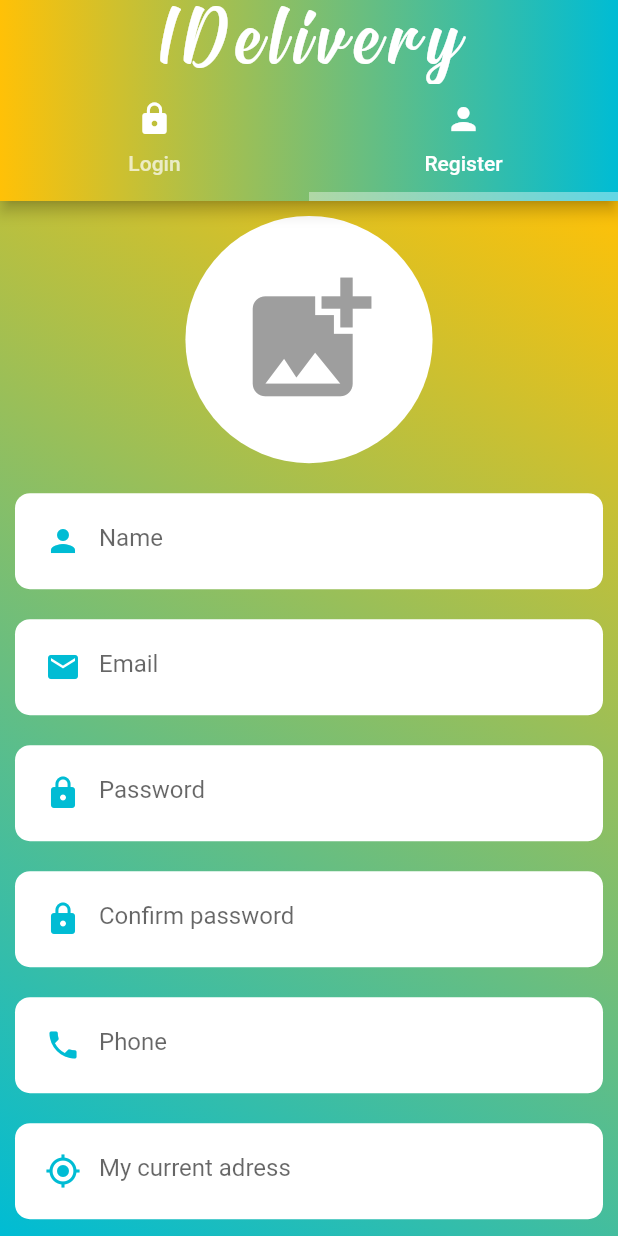
After one commit to alexpays99/flutter_riders_food_delivery_app, a Flutter app: the AuthScren screen opened directly, tab 2 chosen, after a tap on the "add photo alternate" icon, on a phone screen of 412 x 824 dp. The commit adds this screen. Run offline on Flutter 3.47's test engine with Material 2 defaults, Android fonts, the phone set to English and light mode, and no system bars; our stand-ins replace cloud_firestore, firebase_auth, firebase_core, firebase_storage, geocoding, geolocator and 2 more; accounts and stored records are empty.

Commit message:
allow riders to sigh-up and sign-in

```diff
--- /dev/null
+++ b/lib/authentication/auth_screen.dart
@@ -0,0 +1,86 @@
+import 'package:flutter/material.dart';
+import 'package:riders_app/authentication/login_screen.dart';
+import 'package:riders_app/authentication/register_screen.dart';
+
+class AuthScren extends StatefulWidget {
+  const AuthScren({Key? key}) : super(key: key);
+
+  @override
+  State<AuthScren> createState() => _AuthScrenState();
+}
+
+class _AuthScrenState extends State<AuthScren> {
+  @override
+  Widget build(BuildContext context) {
+    return DefaultTabController(
+      length: 2,
+      child: Scaffold(
+        appBar: AppBar(
+          flexibleSpace: Container(
+            decoration: const BoxDecoration(
+              gradient: LinearGradient(
+                colors: [
+                  Colors.amber,
+                  Colors.cyan,
+                ],
+                begin: FractionalOffset(0.0, 0.0),
+                end: FractionalOffset(1.0, 0.0),
+                stops: [0.0, 1.0],
+                tileMode: TileMode.clamp,
+              ),
+            ),
+          ),
+          automaticallyImplyLeading: false,
+          title: const Text(
+            'IDelivery',
+            style: TextStyle(
+              fontSize: 60,
+              color: Colors.white,
+              fontFamily: 'Signatra',
+              letterSpacing: 6,
+            ),
+          ),
+          centerTitle: true,
+          bottom: const TabBar(
+            tabs: [
+              Tab(
+                icon: Icon(
+                  Icons.lock,
+                  color: Colors.white,
+                ),
+                text: 'Login',
+              ),
+              Tab(
+                icon: Icon(
+                  Icons.person,
+                  color: Colors.white,
+                ),
+                text: 'Register',
+              ),
+            ],
+            indicatorColor: Colors.white38,
+            indicatorWeight: 6,
+          ),
+        ),
+        body: Container(
+          decoration: const BoxDecoration(
+            gradient: LinearGradient(
+              begin: Alignment.topRight,
+              end: Alignment.bottomLeft,
+              colors: [
+                Colors.amber,
+                Colors.cyan,
+              ],
+            ),
+          ),
+          child: const TabBarView(
+            children: [
+              LoginScreen(),
+              RegisterScreen(),
+            ],
+          ),
+        ),
+      ),
+    );
+  }
+}
--- /dev/null
+++ b/lib/authentication/login_screen.dart
@@ -0,0 +1,159 @@
+import 'package:cloud_firestore/cloud_firestore.dart';
+import 'package:firebase_auth/firebase_auth.dart';
+import 'package:flutter/material.dart';
+import 'package:flutter/widgets.dart';
+import 'package:riders_app/global/global.dart';
+import 'package:riders_app/widgets/custom_text_field.dart';
+import 'package:riders_app/widgets/error_dialog.dart';
+import 'package:riders_app/widgets/loading_dialog.dart';
+import 'package:shared_preferences/shared_preferences.dart';
+
+class LoginScreen extends StatefulWidget {
+  const LoginScreen({Key? key}) : super(key: key);
+
+  @override
+  State<LoginScreen> createState() => _LoginScreenState();
+}
+
+class _LoginScreenState extends State<LoginScreen> {
+  final GlobalKey<FormState> _formKey = GlobalKey<FormState>();
+  TextEditingController emailController = TextEditingController();
+  TextEditingController passwordController = TextEditingController();
+
+  formValidation() {
+    if (emailController.text.isNotEmpty && passwordController.text.isNotEmpty) {
+      //login
+      loginNow();
+    } else {
+      showDialog(
+        context: context,
+        builder: (c) {
+          return const ErrorDialog(
+            message: 'Please write email/password',
+          );
+        },
+      );
+    }
+  }
+
+  loginNow() async {
+    showDialog(
+      context: context,
+      builder: (c) {
+        return const LoadingDialog(
+          message: 'Checking credentials.',
+        );
+      },
+    );
+
+    User? currentUser;
+    await firebaseAuth
+        .signInWithEmailAndPassword(
+            email: emailController.text.trim(),
+            password: passwordController.text.trim())
+        .then((auth) {
+      currentUser = auth.user;
+    }).catchError((error) {
+      Navigator.pop(context);
+      showDialog(
+        context: context,
+        builder: (c) {
+          return ErrorDialog(
+            message: error.message.toString(),
+          );
+        },
+      );
+    });
+
+    if (currentUser != null) {
+      readAndSetDataLocally(currentUser!).then(
+        (value) {
+          Navigator.pop(context);
+          // Navigator.pushReplacement(
+          //   context,
+          //   MaterialPageRoute(
+          //     builder: (c) => const HomeScreen(),
+          //   ),
+          // );
+        },
+      );
+    }
+  }
+
+  Future readAndSetDataLocally(User currentUser) async {
+    await FirebaseFirestore.instance
+        .collection('riders')
+        .doc(currentUser.uid)
+        .get()
+        .then((snapshot) async {
+      await sharedPreferences!.setString('uid', currentUser.uid);
+      await sharedPreferences!
+          .setString('email', snapshot.data()!['riderEmail']);
+      await sharedPreferences!.setString('name', snapshot.data()!['riderName']);
+      await sharedPreferences!
+          .setString('phootoUrl', snapshot.data()!['riderAvatarUrl']);
+    });
+  }
+
+  @override
+  Widget build(BuildContext context) {
+    return SingleChildScrollView(
+      child: Column(
+        mainAxisSize: MainAxisSize.max,
+        children: [
+          Container(
+            alignment: Alignment.bottomCenter,
+            child: Padding(
+              padding: const EdgeInsets.all(15),
+              child: Image.asset(
+                'images/signup.jpg',
+                height: 270,
+              ),
+            ),
+          ),
+          Form(
+            key: _formKey,
+            child: Column(
+              children: [
+                CustomTextField(
+                  data: Icons.email,
+                  controller: emailController,
+                  hintText: 'Email',
+                  isObsecre: false,
+                ),
+                CustomTextField(
+                  data: Icons.lock,
+                  controller: passwordController,
+                  hintText: 'Password',
+                  isObsecre: true,
+                ),
+              ],
+            ),
+          ),
+          const SizedBox(
+            height: 30,
+          ),
+          ElevatedButton(
+            child: const Text(
+              'Login',
+              style: TextStyle(
+                color: Colors.white,
+                fontWeight: FontWeight.bold,
+              ),
+            ),
+            style: ElevatedButton.styleFrom(
+              primary: Colors.cyan,
+              padding: const EdgeInsets.symmetric(
+                horizontal: 100,
+                vertical: 10,
+              ),
+            ),
+            onPressed: () {
+              formValidation();
+            },
+          ),
+        ],
+      ),
+    );
+  }
+}
--- /dev/null
+++ b/lib/authentication/register_screen.dart
@@ -0,0 +1,340 @@
+import 'dart:io';
+import 'package:cloud_firestore/cloud_firestore.dart';
+import 'package:firebase_auth/firebase_auth.dart';
+import 'package:firebase_storage/firebase_storage.dart' as fStorage;
+import 'package:flutter/material.dart';
+import 'package:geocoding/geocoding.dart';
+import 'package:geolocator/geolocator.dart';
+import 'package:image_picker/image_picker.dart';
+import 'package:riders_app/global/global.dart';
+import 'package:riders_app/widgets/custom_text_field.dart';
+import 'package:riders_app/widgets/error_dialog.dart';
+import 'package:riders_app/widgets/loading_dialog.dart';
+import 'package:shared_preferences/shared_preferences.dart';
+
+class RegisterScreen extends StatefulWidget {
+  const RegisterScreen({Key? key}) : super(key: key);
+
+  @override
+  State<RegisterScreen> createState() => _RegisterScreenState();
+}
+
+class _RegisterScreenState extends State<RegisterScreen> {
+  TextEditingController nameController = TextEditingController();
+  TextEditingController emailController = TextEditingController();
+  TextEditingController passwordController = TextEditingController();
+  TextEditingController comfirmPasswordController = TextEditingController();
+  TextEditingController phoneController = TextEditingController();
+  TextEditingController locationController = TextEditingController();
+
+  final GlobalKey<FormState> _formKey = GlobalKey<FormState>();
+  XFile? imageXFile;
+  final ImagePicker _picker = ImagePicker();
+  Position? position;
+  List<Placemark>? placeMarks;
+
+  String sellerImageUrl = '';
+  String completeAddress = '';
+
+  // get image from gallery
+  Future<void> _getImage() async {
+    imageXFile = await _picker.pickImage(source: ImageSource.gallery);
+
+    setState(() {
+      imageXFile;
+    });
+  }
+
+  getCurrentLocation() async {
+    bool serviceEnabled;
+    LocationPermission permission;
+
+    // Test if location services are enabled.
+    serviceEnabled = await Geolocator.isLocationServiceEnabled();
+    if (!serviceEnabled) {
+      // Location services are not enabled don't continue
+      // accessing the position and request users of the
+      // App to enable the location services.
+      return Future.error('Location services are disabled.');
+    }
+
+    permission = await Geolocator.checkPermission();
+    if (permission == LocationPermission.denied) {
+      permission = await Geolocator.requestPermission();
+      if (permission == LocationPermission.denied) {
+        // Permissions are denied, next time you could try
+        // requesting permissions again (this is also where
+        // Android's shouldShowRequestPermissionRationale
+        // returned true. According to Android guidelines
+        // your App should show an explanatory UI now.
+        return Future.error('Location permissions are denied');
+      }
+    }
+
+    if (permission == LocationPermission.deniedForever) {
+      // Permissions are denied forever, handle appropriately.
+      return Future.error(
+          'Location permissions are permanently denied, we cannot request permissions.');
+    }
+
+    Position newPosition = await Geolocator.getCurrentPosition(
+        desiredAccuracy: LocationAccuracy.high);
+
+    position = newPosition;
+    placeMarks = await placemarkFromCoordinates(
+      position!.latitude,
+      position!.longitude,
+    );
+
+    Placemark pMark = placeMarks![0];
+    completeAddress =
+        '${pMark.subThoroughfare} ${pMark.thoroughfare}, ${pMark.subLocality} ${pMark.locality}, ${pMark.subAdministrativeArea}, ${pMark.administrativeArea} ${pMark.postalCode}, ${pMark.country}';
+
+    locationController.text = completeAddress;
+    print(position);
+  }
+
+  Future<void> formValidation() async {
+    if (imageXFile == null) {
+      showDialog(
+        context: context,
+        builder: (c) {
+          return const ErrorDialog(
+            message: 'Please select an image!',
+          );
+        },
+      );
+    } else {
+      if (passwordController.text == comfirmPasswordController.text) {
+        if (comfirmPasswordController.text.isNotEmpty &&
+            emailController.text.isNotEmpty &&
+            nameController.text.isNotEmpty &&
+            phoneController.text.isNotEmpty &&
+            locationController.text.isNotEmpty) {
+          //uploading image
+          showDialog(
+            context: context,
+            builder: (c) {
+              return const LoadingDialog(
+                message: 'Registering account',
+              );
+            },
+          );
+
+          String fileName = DateTime.now().millisecondsSinceEpoch.toString();
+          fStorage.Reference reference = fStorage.FirebaseStorage.instance
+              .ref()
+              .child('riders')
+              .child(fileName);
+          fStorage.UploadTask uploadTask =
+              reference.putFile(File(imageXFile!.path));
+          fStorage.TaskSnapshot taskSnapshot =
+              await uploadTask.whenComplete(() {});
+          await taskSnapshot.ref.getDownloadURL().then((url) {
+            sellerImageUrl = url;
+
+            //save info to firestore
+            authenticateSellerAndSignUp();
+          });
+        } else {
+          showDialog(
+            context: context,
+            builder: (c) {
+              return const ErrorDialog(
+                message: 'Please write the required inro for registration',
+              );
+            },
+          );
+        }
+      } else {
+        showDialog(
+          context: context,
+          builder: (c) {
+            return const ErrorDialog(
+              message: 'Password do not match!',
+            );
+          },
+        );
+      }
+    }
+  }
+
+  void authenticateSellerAndSignUp() async {
+    User? currentUser;
+    await firebaseAuth
+        .createUserWithEmailAndPassword(
+            email: emailController.text.trim(),
+            password: passwordController.text.trim())
+        .then((auth) {
+      currentUser = auth.user;
+    }).catchError((error) {
+      Navigator.pop(context);
+      showDialog(
+        context: context,
+        builder: (c) {
+          return ErrorDialog(
+            message: error.message.toString(),
+          );
+        },
+      );
+    });
+
+    if (currentUser != null) {
+      saveDataToFirestore(currentUser!).then((value) {
+        Navigator.pop(context);
+        //send user to HomePage
+        //Route newRoute = MaterialPageRoute(builder: (c) => const HomeScreen());
+        //Navigator.pushReplacement(context, newRoute);
+      });
+    }
+  }
+
+  Future saveDataToFirestore(User currentUser) async {
+    FirebaseFirestore.instance.collection('riders').doc(currentUser.uid).set(
+      {
+        'riderUID': currentUser.uid,
+        'riderEmail': currentUser.email,
+        'riderName': nameController.text.trim(),
+        'ridererAvatarUrl': sellerImageUrl,
+        'phone': phoneController.text.trim(),
+        'adress': completeAddress,
+        'status': 'approved',
+        'earnings': 0.0,
+        'lat': position!.latitude,
+        'lng': position!.longitude,
+      },
+    );
+
+    //save data locally
+    sharedPreferences = await SharedPreferences.getInstance();
+    await sharedPreferences!.setString('uid', currentUser.uid);
+    await sharedPreferences!.setString('email', currentUser.email.toString());
+    await sharedPreferences!.setString('name', nameController.text.trim());
+    await sharedPreferences!.setString('photoUrl', sellerImageUrl);
+  }
+
+  @override
+  Widget build(BuildContext context) {
+    return SingleChildScrollView(
+      child: Column(
+        mainAxisSize: MainAxisSize.max,
+        children: [
+          const SizedBox(
+            height: 10,
+          ),
+          InkWell(
+            onTap: () {
+              _getImage();
+            },
+            child: CircleAvatar(
+              radius: MediaQuery.of(context).size.width * 0.20,
+              backgroundColor: Colors.white,
+              backgroundImage:
+                  imageXFile == null ? null : FileImage(File(imageXFile!.path)),
+              child: imageXFile == null
+                  ? const Icon(
+                      Icons.add_photo_alternate,
+                      size: 100, //MediaQuery.of(context).size.width * 50,
+                      color: Colors.grey,
+                    )
+                  : null,
+            ),
+          ),
+          const SizedBox(
+            height: 10,
+          ),
+          Form(
+            key: _formKey,
+            child: Column(
+              children: [
+                CustomTextField(
+                  data: Icons.person,
+                  controller: nameController,
+                  hintText: 'Name',
+                  isObsecre: false,
+                ),
+                CustomTextField(
+                  data: Icons.email,
+                  controller: emailController,
+                  hintText: 'Email',
+                  isObsecre: false,
+                ),
+                CustomTextField(
+                  data: Icons.lock,
+                  controller: passwordController,
+                  hintText: 'Password',
+                  isObsecre: true,
+                ),
+                CustomTextField(
+                  data: Icons.lock,
+                  controller: comfirmPasswordController,
+                  hintText: 'Confirm password',
+                  isObsecre: true,
+                ),
+                CustomTextField(
+                  data: Icons.phone,
+                  controller: phoneController,
+                  hintText: 'Phone',
+                  isObsecre: false,
+                ),
+                CustomTextField(
+                  data: Icons.my_location,
+                  controller: locationController,
+                  hintText: 'My current adress',
+                  isObsecre: false,
+                  enabled: true,
+                ),
+                Container(
+                  width: 400,
+                  height: 40,
+                  alignment: Alignment.center,
+                  child: ElevatedButton.icon(
+                    onPressed: () {
+                      getCurrentLocation();
+                    },
+                    icon: const Icon(
+                      Icons.location_on,
+                      color: Colors.white,
+                    ),
+                    label: const Text(
+                      'Get my Current Location',
+                      style: TextStyle(color: Colors.white),
+                    ),
+                    style: ElevatedButton.styleFrom(
+                      primary: Colors.amber,
+                      shape: RoundedRectangleBorder(
+                        borderRadius: BorderRadius.circular(30),
+                      ),
+                    ),
+                  ),
+                ),
+              ],
+            ),
+          ),
+          const SizedBox(
+            height: 30,
+          ),
+          ElevatedButton(
+            child: const Text(
+              'Sign Up',
+              style: TextStyle(
+                color: Colors.white,
+                fontWeight: FontWeight.bold,
+              ),
+            ),
+            style: ElevatedButton.styleFrom(
+              primary: Colors.purple,
+              padding: const EdgeInsets.symmetric(
+                horizontal: 100,
+                vertical: 10,
+              ),
+            ),
+            onPressed: () {
+              formValidation();
+            },
+          ),
+        ],
+      ),
+    );
+  }
+}
--- a/lib/splashScreen/splash_screen.dart
+++ b/lib/splashScreen/splash_screen.dart
@@ -1,6 +1,7 @@
 import 'dart:async';
 
 import 'package:flutter/material.dart';
+import 'package:riders_app/authentication/auth_screen.dart';
 import 'package:riders_app/global/global.dart';
 
 class SplashScreen extends StatefulWidget {
@@ -23,12 +24,12 @@ class _SplashScreenState extends State<SplashScreen> {
         // );
         //check state if current user not auntheticated. if yes, navigate user to AuthScreen
       } else {
-        // Navigator.push(
-        //   context,
-        //   MaterialPageRoute(
-        //     builder: (context) => const AuthScren(),
-        //   ),
-        // );
+        Navigator.push(
+          context,
+          MaterialPageRoute(
+            builder: (context) => const AuthScren(),
+          ),
+        );
       }
     });
   }
--- /dev/null
+++ b/lib/widgets/custom_text_field.dart
@@ -0,0 +1,47 @@
+import 'package:flutter/material.dart';
+
+class CustomTextField extends StatelessWidget {
+  final TextEditingController? controller;
+  final IconData? data;
+  final String? hintText;
+  bool? isObsecre = true;
+  bool? enabled = true;
+
+  CustomTextField({
+    Key? key,
+    this.controller,
+    this.data,
+    this.hintText,
+    this.isObsecre,
+    this.enabled,
+  }) : super(key: key);
+
+  @override
+  Widget build(BuildContext context) {
+    return Container(
+      decoration: const BoxDecoration(
+        color: Colors.white,
+        borderRadius: BorderRadius.all(
+          Radius.circular(10),
+        ),
+      ),
+      padding: const EdgeInsets.all(8.0),
+      margin: const EdgeInsets.all(10),
+      child: TextFormField(
+        enabled: enabled,
+        controller: controller,
+        obscureText: isObsecre!,
+        cursorColor: Theme.of(context).primaryColor,
+        decoration: InputDecoration(
+          border: InputBorder.none,
+          prefixIcon: Icon(
+            data,
+            color: Colors.cyan,
+          ),
+          focusColor: Theme.of(context).primaryColor,
+          hintText: hintText,
+        ),
+      ),
+    );
+  }
+}
--- a/pubspec.yaml
+++ b/pubspec.yaml
@@ -76,6 +76,7 @@ flutter:
     - images/restaurant.jpg
     - images/signin.jpg
     - images/signup.jpg
+    - images/sign-up.jpg
     - images/success.jpg
 
   fonts:
```
Also changed, not shown: lib/widgets/error_dialog.dart (added, +27 -0 lines), lib/widgets/loading_dialog.dart (added, +24 -0 lines), lib/widgets/progress_bar.dart (added, +13 -0 lines), images/sign-up.jpg (added), 1 other file.
